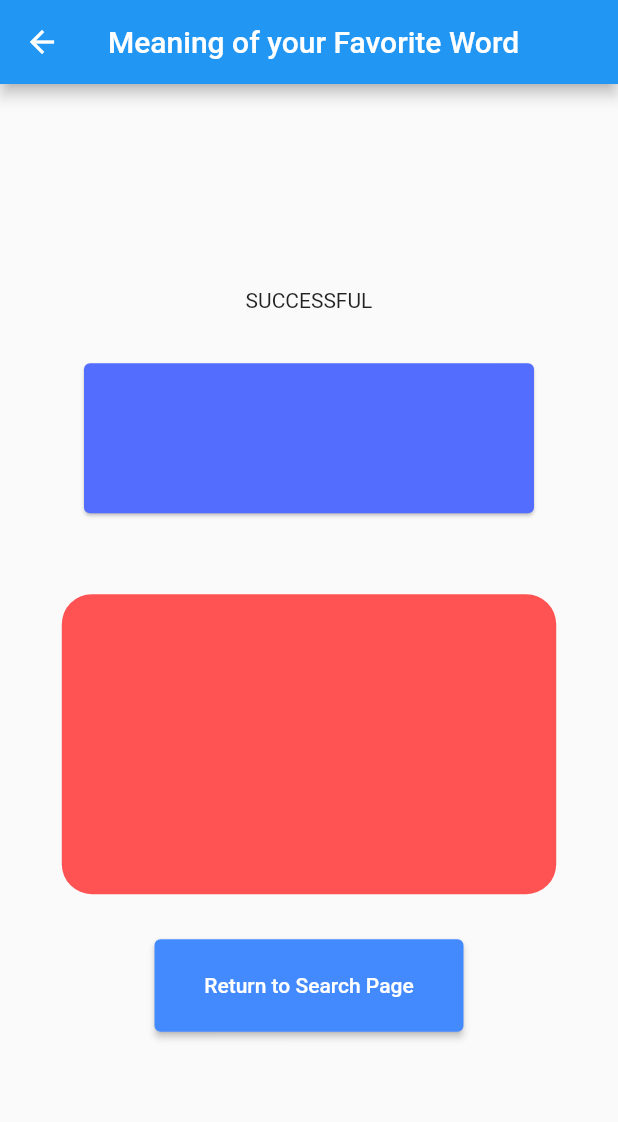
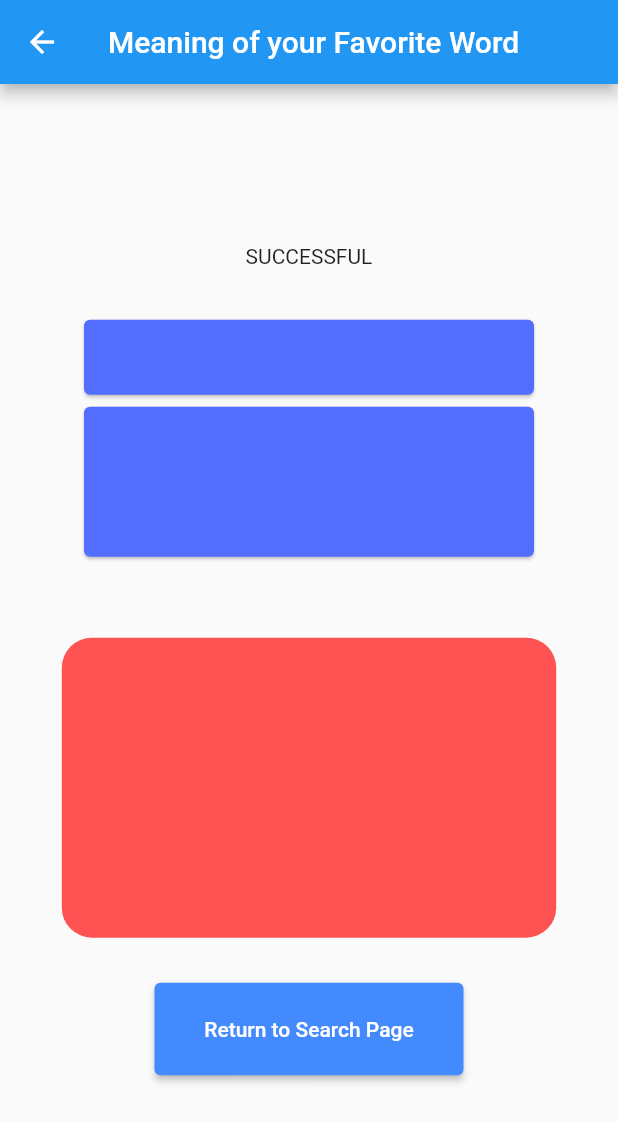
Before and after one commit to solomonium/dictionary-api, a Flutter app: the DetailedPage screen opened directly with empty values, on a phone screen of 412 x 824 dp. Shown: the top 1122 px of the screen. Run offline on Flutter 3.47's test engine with Material 2 defaults, Android fonts, the phone set to English and light mode, and no system bars; our stand-ins replace bloc, equatable, flutter_bloc.

Commit message:
Example feature added

```diff
--- a/lib/Screens/detailed_page.dart
+++ b/lib/Screens/detailed_page.dart
@@ -25,6 +25,17 @@ class DetailedPage extends StatelessWidget {
           children: [
             const Text('SUCCESSFUL'),
             const SizedBox(height: 30),
+            Card(
+              color: Colors.indigoAccent,
+              child: SizedBox(
+                height: 50,
+                width: 300,
+                child: Center(
+                    child: Text(word,
+                        style: const TextStyle(
+                            fontSize: 20, fontWeight: FontWeight.bold))),
+              ),
+            ),
             Card(
               color: Colors.indigoAccent,
               child: SizedBox(
```
